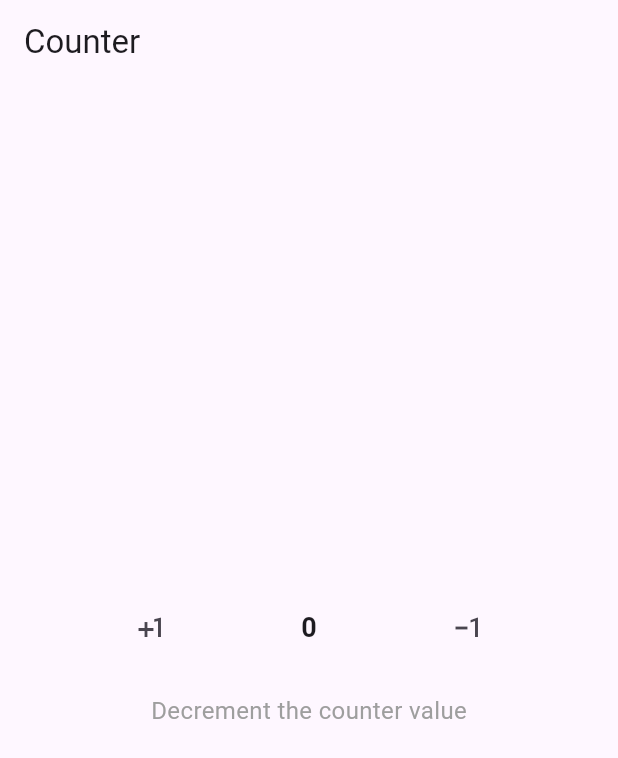
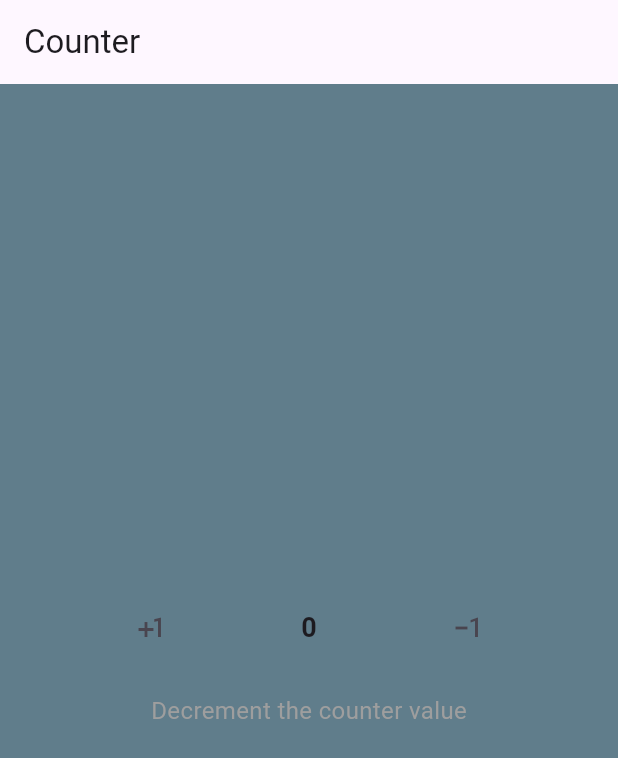
Before and after one commit to manishNarayana/sample_on_counter_bloc, a Flutter app: the screen it shows after launch, after a tap on the "plus one" icon, after a tap on the "exposure minus 1" icon, on a phone screen of 412 x 824 dp. Shown: the top 758 px of the screen. Run offline on Flutter 3.47's test engine with Material 3 defaults, Android fonts, the phone set to English and light mode, and no system bars; our stand-ins replace bloc, flutter_bloc.

Commit message:
code is optimze with respect to chatgpt suggestion

```diff
--- a/lib/bloc/count_bloc.dart
+++ b/lib/bloc/count_bloc.dart
@@ -3,31 +3,30 @@ import 'package:sample_on_counter_bloc/bloc/count_event.dart';
 import 'package:sample_on_counter_bloc/bloc/count_state.dart';
 
 class CountBloc extends Bloc<CountEvent, CountState> {
-  // CountBloc(super.initialState){
-  //   on<CounterDecrementEvent>(_onCounterDecrementEvent);
-  //   on<CounterIncrementEvent>(_onCounterIncrementEvent);
-  // }
+  CountBloc() : super(CountUpdateState(message: "Initial State",counterValue: 0)){
+    on<CounterDecrementEvent>(_onCounterDecrement);
+    on<CounterIncrementEvent>(_onCounterIncrement);
+  }
 
-  CountBloc() : super(CountUpdateState(message: "Initial State",counterValue: 0)){
-    on<CounterDecrementEvent>(_onCounterDecrementEvent);
-    on<CounterIncrementEvent>(_onCounterIncrementEvent);
-  }
-}
-
-void _onCounterDecrementEvent(
-    CounterDecrementEvent event, Emitter<CountState> emit) {
+void _onCounterDecrement(
+    CounterDecrementEvent event, Emitter<CountState> emit){
   var messageValue = "";
-  if (event.count.itemCount > 0) {
+  var currentCount = 0;
+    currentCount = (state).counterValue;
+  if (currentCount> 0) {
     messageValue = "Decrement the counter value";
-    emit(CountRetireState(message: messageValue,counterValue: event.count.itemCount-1));
+    emit(CountRetireState(message: messageValue,counterValue: currentCount-1));
   } else {
     messageValue = "Value can not be decrement as its zero";
     emit(CountRetireState(message: messageValue,counterValue: 0));
   }
 }
 
-void _onCounterIncrementEvent(
+void _onCounterIncrement(
     CounterIncrementEvent event, Emitter<CountState> emit) {
+  var currentCount = 0;
+    currentCount = (state).counterValue;
   var messageValue = "Increment the counter value";
-  emit(CountRetireState(message: messageValue,counterValue: event.count.itemCount+1));
+  emit(CountUpdateState(message: messageValue,counterValue: currentCount+1));
 }
+}
--- a/lib/bloc/count_event.dart
+++ b/lib/bloc/count_event.dart
@@ -1,13 +1,10 @@
-import '../model/count.dart';
 
 abstract class CountEvent {}
 
 class CounterIncrementEvent extends CountEvent{
-  final Count count;
-  CounterIncrementEvent({ required this.count});
+  CounterIncrementEvent();
 }
 
 class CounterDecrementEvent extends CountEvent{
-  final Count count;
-  CounterDecrementEvent({ required this.count});
+  CounterDecrementEvent();
 }
--- a/lib/bloc/count_state.dart
+++ b/lib/bloc/count_state.dart
@@ -1,15 +1,15 @@
-
-
-abstract class CountState {}
-
-class CountUpdateState extends CountState{
+abstract class CountState {
   final String message;
   final int counterValue;
-  CountUpdateState({ required this.message, required this.counterValue});
+
+  CountState({required this.message, required this.counterValue});
 }
 
-class CountRetireState extends CountState{
-  final String message;
-  final int counterValue;
-  CountRetireState({ required this.message, required this.counterValue});
+class CountUpdateState extends CountState {
+  CountUpdateState({required String message, required int counterValue})
+      : super(message: message, counterValue: counterValue);
 }
+
+class CountRetireState extends CountState {
+  CountRetireState({required super.message, required super.counterValue});
+}
--- a/lib/screen/count_screen.dart
+++ b/lib/screen/count_screen.dart
@@ -30,6 +30,8 @@ class CountScreen extends StatelessWidget {
         appBar: AppBar(
           title: const Text("Counter")),
         body: Center(
+          child:Container(
+            color: Colors.blueGrey,
             child: Column(mainAxisAlignment: MainAxisAlignment.center, children: [
               Row(
                 mainAxisAlignment: MainAxisAlignment.spaceEvenly,
@@ -37,7 +39,7 @@ class CountScreen extends StatelessWidget {
                   IconButton(
                     icon: const Icon(Icons.plus_one),
                     onPressed: () {
-                    context.read<CountBloc>().add(CounterIncrementEvent(count: Count(itemCount: counter)));
+                      context.read<CountBloc>().add(CounterIncrementEvent());
 
                     },
                   ),
@@ -48,7 +50,7 @@ class CountScreen extends StatelessWidget {
                   IconButton(
                     icon: const Icon(Icons.exposure_minus_1),
                     onPressed: () {
-                    context.read<CountBloc>().add(CounterDecrementEvent(count: Count(itemCount: counter)));
+                      context.read<CountBloc>().add(CounterDecrementEvent());
                     },
                   ),
                 ],
@@ -58,7 +60,8 @@ class CountScreen extends StatelessWidget {
                 display,
                 style: TextStyle(fontSize: 16, color: Colors.grey),
               ),
-          ]),
+            ])
+            ,),
         ));
   }
 }
```
Lines whose indentation alone changed are shown as unchanged.
